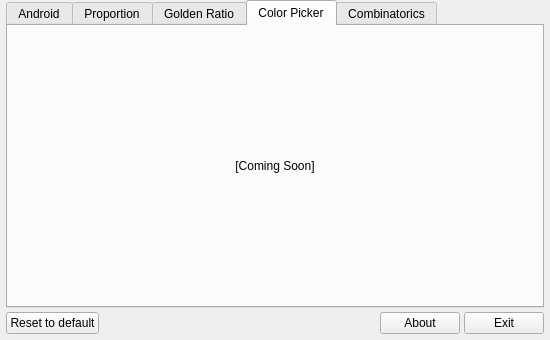
This is src/Modules/Main/Views/MainWindow.ui in Volkolak27/ASize as Qt 5 draws it before an edit. The edited form follows.
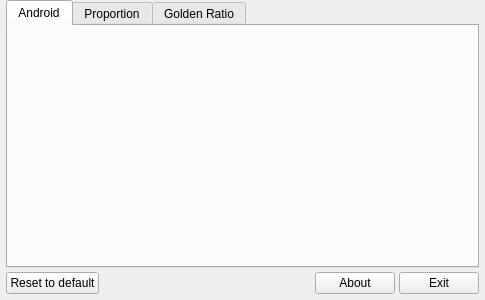
This is the edited form. The open tabs and pages were chosen to show the change. Icons and pictures are not drawn.

Patch:
```diff
--- a/src/Modules/Main/Views/MainWindow.ui
+++ b/src/Modules/Main/Views/MainWindow.ui
@@ -6,20 +6,20 @@
    <rect>
     <x>0</x>
     <y>0</y>
-    <width>550</width>
-    <height>340</height>
+    <width>485</width>
+    <height>300</height>
    </rect>
   </property>
   <property name="minimumSize">
    <size>
-    <width>550</width>
-    <height>340</height>
+    <width>485</width>
+    <height>300</height>
    </size>
   </property>
   <property name="maximumSize">
    <size>
-    <width>550</width>
-    <height>340</height>
+    <width>485</width>
+    <height>300</height>
    </size>
   </property>
   <property name="windowTitle">
@@ -144,55 +144,6 @@
         </property>
        </layout>
       </widget>
-      <widget class="QWidget" name="colorTab">
-       <attribute name="title">
-        <string>Color Picker</string>
-       </attribute>
-       <layout class="QGridLayout" name="colorGridLayout">
-        <property name="leftMargin">
-         <number>8</number>
-        </property>
-        <property name="topMargin">
-         <number>8</number>
-        </property>
-        <property name="rightMargin">
-         <number>8</number>
-        </property>
-        <property name="bottomMargin">
-         <number>8</number>
-        </property>
-        <property name="spacing">
-         <number>4</number>
-        </property>
-        <item row="0" column="0">
-         <widget class="QLabel" name="label_4">
-          <property name="text">
-           <string>[Coming Soon]</string>
-          </property>
-          <property name="alignment">
-           <set>Qt::AlignCenter</set>
-          </property>
-         </widget>
-        </item>
-       </layout>
-      </widget>
-      <widget class="QWidget" name="combinatoricsTab">
-       <attribute name="title">
-        <string>Combinatorics</string>
-       </attribute>
-       <layout class="QGridLayout" name="gridLayout_2">
-        <item row="0" column="0">
-         <widget class="QLabel" name="label_5">
-          <property name="text">
-           <string>[Coming Soon]</string>
-          </property>
-          <property name="alignment">
-           <set>Qt::AlignCenter</set>
-          </property>
-         </widget>
-        </item>
-       </layout>
-      </widget>
      </widget>
     </item>
     <item row="1" column="1">
```
Left out of the diff: 52 changed lines with no effect on the pictures.
